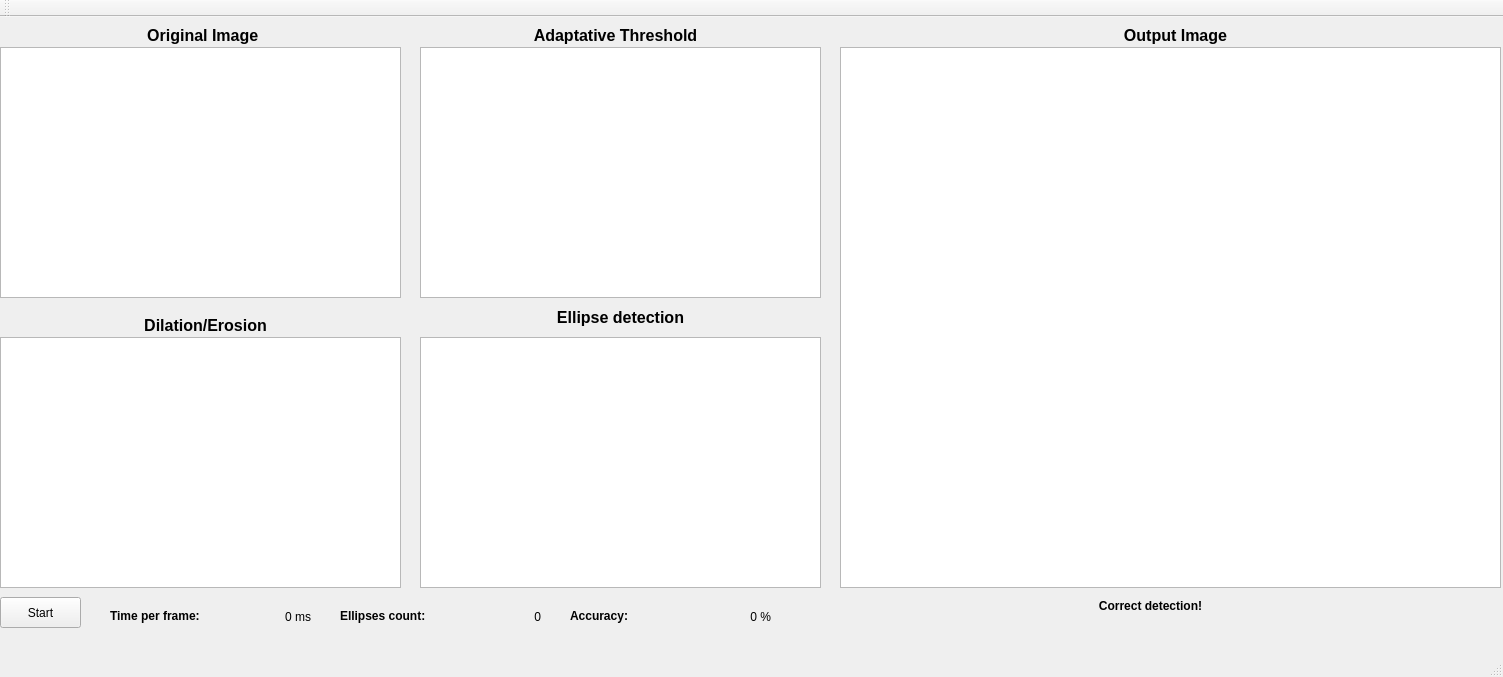
Above: mainwindow.ui from Suryavf/CameraCalibration before the change. Below: the same form after it.
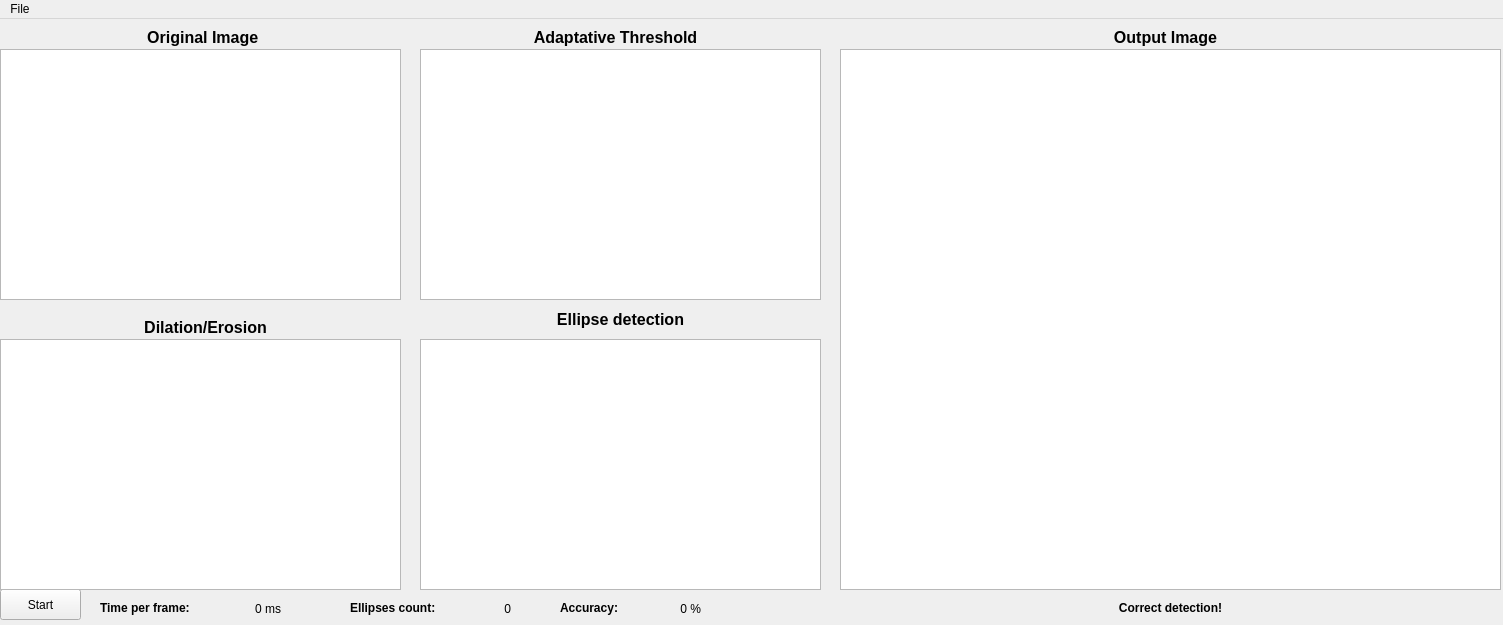
That is the form after the change.

Commit message: Update GUI. Add Adaptive Integral Thresholding

Patch:
```diff
--- a/mainwindow.ui
+++ b/mainwindow.ui
@@ -7,7 +7,7 @@
     <x>0</x>
     <y>0</y>
     <width>1503</width>
-    <height>677</height>
+    <height>625</height>
    </rect>
   </property>
   <property name="windowTitle">
@@ -28,7 +28,7 @@
     <property name="geometry">
      <rect>
       <x>0</x>
-      <y>580</y>
+      <y>570</y>
       <width>81</width>
       <height>31</height>
      </rect>
@@ -80,8 +80,8 @@
    <widget class="QLabel" name="label">
     <property name="geometry">
      <rect>
-      <x>110</x>
-      <y>590</y>
+      <x>100</x>
+      <y>580</y>
       <width>111</width>
       <height>17</height>
      </rect>
@@ -99,8 +99,8 @@
    <widget class="QLabel" name="label_2">
     <property name="geometry">
      <rect>
-      <x>340</x>
-      <y>590</y>
+      <x>350</x>
+      <y>580</y>
       <width>111</width>
       <height>17</height>
      </rect>
@@ -118,7 +118,7 @@
    <widget class="QLabel" name="status">
     <property name="geometry">
      <rect>
-      <x>1050</x>
+      <x>1070</x>
       <y>580</y>
       <width>201</width>
       <height>17</height>
@@ -140,8 +140,8 @@
    <widget class="QLabel" name="timeFrame">
     <property name="geometry">
      <rect>
-      <x>240</x>
-      <y>590</y>
+      <x>210</x>
+      <y>580</y>
       <width>71</width>
       <height>20</height>
      </rect>
@@ -156,9 +156,9 @@
    <widget class="QLabel" name="ellipseCount">
     <property name="geometry">
      <rect>
-      <x>470</x>
-      <y>590</y>
-      <width>71</width>
+      <x>460</x>
+      <y>580</y>
+      <width>51</width>
       <height>20</height>
      </rect>
     </property>
@@ -264,7 +264,7 @@
    <widget class="QLabel" name="label_7">
     <property name="geometry">
      <rect>
-      <x>1080</x>
+      <x>1070</x>
       <y>10</y>
       <width>191</width>
       <height>17</height>
@@ -287,9 +287,9 @@
    <widget class="QLabel" name="label_8">
     <property name="geometry">
      <rect>
-      <x>570</x>
-      <y>590</y>
-      <width>111</width>
+      <x>560</x>
+      <y>580</y>
+      <width>81</width>
       <height>17</height>
      </rect>
     </property>
@@ -306,8 +306,8 @@
    <widget class="QLabel" name="accuracy">
     <property name="geometry">
      <rect>
-      <x>700</x>
-      <y>590</y>
+      <x>630</x>
+      <y>580</y>
       <width>71</width>
       <height>20</height>
      </rect>
@@ -329,16 +329,32 @@
      <height>22</height>
     </rect>
    </property>
+   <widget class="QMenu" name="menuFile">
+    <property name="title">
+     <string>File</string>
+    </property>
+    <addaction name="actionOpen"/>
+    <addaction name="separator"/>
+    <addaction name="actionGrid3x4"/>
+    <addaction name="actionGrid4x5"/>
+   </widget>
+   <addaction name="menuFile"/>
   </widget>
-  <widget class="QToolBar" name="mainToolBar">
-   <attribute name="toolBarArea">
-    <enum>TopToolBarArea</enum>
-   </attribute>
-   <attribute name="toolBarBreak">
-    <bool>false</bool>
-   </attribute>
-  </widget>
-  <widget class="QStatusBar" name="statusBar"/>
+  <action name="actionOpen">
+   <property name="text">
+    <string>Open</string>
+   </property>
+  </action>
+  <action name="actionGrid3x4">
+   <property name="text">
+    <string>Grid 3x4</string>
+   </property>
+  </action>
+  <action name="actionGrid4x5">
+   <property name="text">
+    <string>Grid 4x5</string>
+   </property>
+  </action>
  </widget>
  <layoutdefault spacing="6" margin="11"/>
  <resources/>
```
The commit also changes 3 other files.
